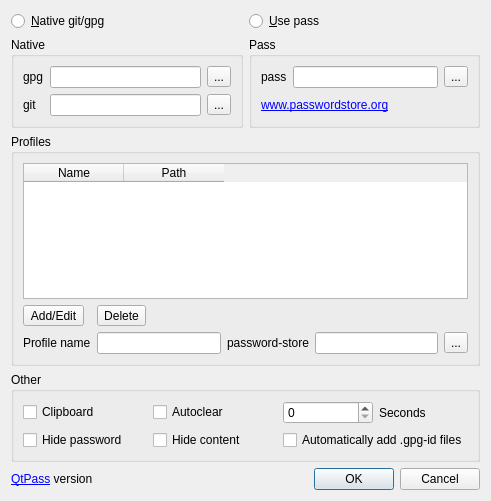
Before: the Qt Designer form dialog.ui in IJHack/QtPass, drawn with Qt 5.
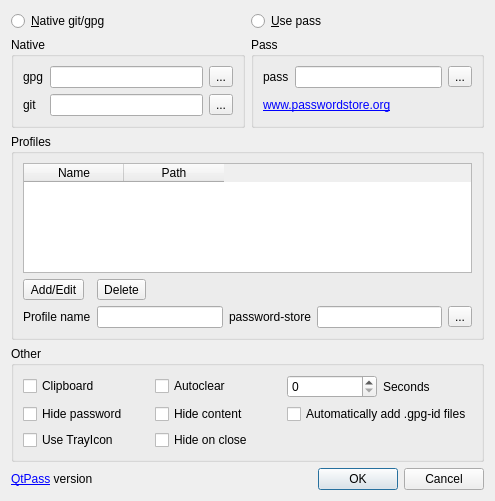
After: the same form once the commit is applied.

```diff
--- a/dialog.ui
+++ b/dialog.ui
@@ -6,7 +6,7 @@
    <rect>
     <x>0</x>
     <y>0</y>
-    <width>491</width>
+    <width>495</width>
     <height>501</height>
    </rect>
   </property>
@@ -269,6 +269,20 @@
           </item>
          </layout>
         </item>
+        <item row="2" column="0">
+         <widget class="QCheckBox" name="checkBoxUseTrayIcon">
+          <property name="text">
+           <string>Use TrayIcon</string>
+          </property>
+         </widget>
+        </item>
+        <item row="2" column="1">
+         <widget class="QCheckBox" name="checkBoxHideOnClose">
+          <property name="text">
+           <string>Hide on close</string>
+          </property>
+         </widget>
+        </item>
        </layout>
       </item>
      </layout>
```
